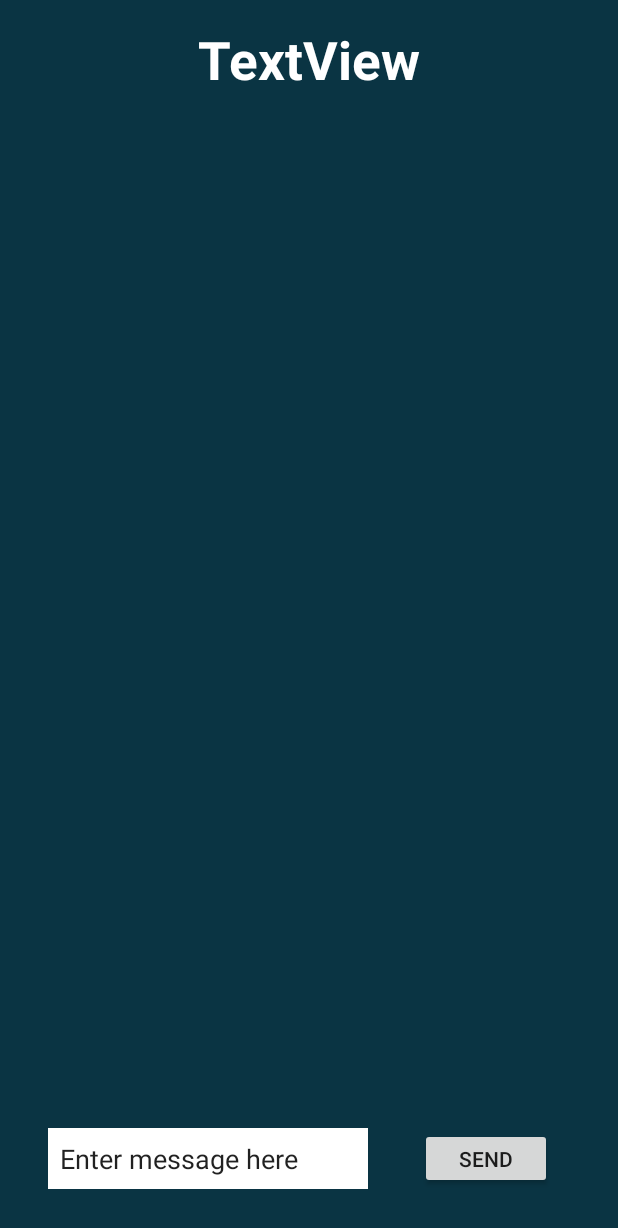
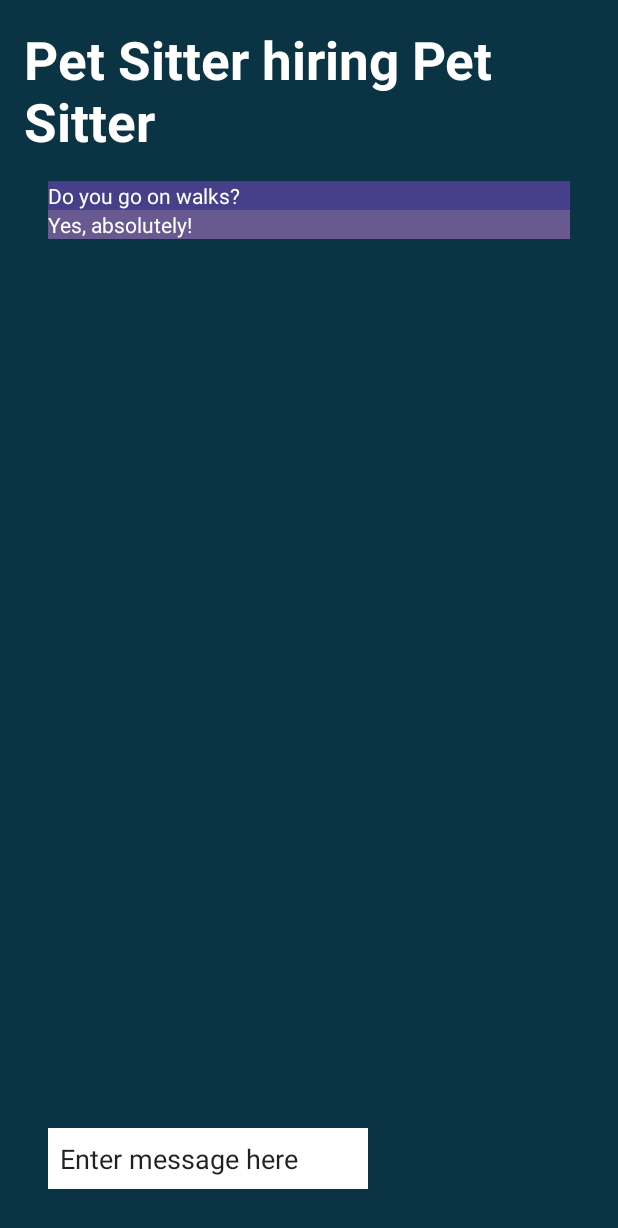
Before and after one commit to mmcarson/hackisu2017, an Android app: the ChatActivity screen opened directly, with no data from a screen before it, on a phone screen of 412 x 824 dp. Shown: the top 1228 px of the screen. Run offline under Robolectric (Android 15) with nearby library versions, the phone set to English and light mode, and no system bars.

Commit message:
Made ChatActivity

```diff
--- a/Veloxopus/app/src/main/java/com/example/sabishop/veloxopus/ChatActivity.java
+++ b/Veloxopus/app/src/main/java/com/example/sabishop/veloxopus/ChatActivity.java
@@ -3,24 +3,49 @@
 import android.support.v7.app.AppCompatActivity;
 import android.os.Bundle;
 import android.widget.LinearLayout;
+import android.widget.TextView;
+
+import java.util.ArrayList;
 
 public class ChatActivity extends AppCompatActivity {
 
     private Profile me, other;
     private long chatID;
+    ChatConversation conversation;
     @Override
     protected void onCreate(Bundle savedInstanceState) {
         super.onCreate(savedInstanceState);
         setContentView(R.layout.activity_chat);
-        LinearLayout chatLayout = (LinearLayout)findViewById(R.id.chatLayout);
+
         chatID = getIntent().getLongExtra("chatID",0);
         //TODO: get chats from database and delete this sample
         if (chatID == 0){
             me = new Profile("mmcarson@gmail.com", "Pet Sitter", "Experienced with small and large dogs", "Child/Pet Care", "Worker", 0);
             other = new Profile("contactlaurac@gmail.com", "Pet Sitter", "Need sitter for Shih Tzu age 6 and Lhasa Apso age 9", "Child/Pet Care", "Job", 1);
+            conversation = new ChatConversation(chatID, me.profileID, other.profileID, new ArrayList<>());
+            conversation.addToChatList(new ChatLog(chatID, me.profileID, other.profileID, 0, "Do you go on walks?"));
+            conversation.addToChatList(new ChatLog(chatID, other.profileID, me.profileID, 1, "Yes, absolutely!"));
         }
         else {
             // TODO
         }
+
+        //fill layouts
+        LinearLayout chatLayout = (LinearLayout)findViewById(R.id.chatLayout);
+        for (int i=0; i<conversation.getChatList().size(); i++){
+            chatLayout.addView(new ChatView(getApplicationContext(), conversation.getChatList().get(i), me));
+        }
+
+        String middleOfTitle;
+        if (me.type == "Job"){
+            middleOfTitle = " working for ";
+        }
+        else {
+            middleOfTitle = " hiring ";
+        }
+
+        TextView titleView = (TextView)findViewById(R.id.profile_names);
+        titleView.setText(me.name + middleOfTitle + other.name);
+
     }
 }
--- a/Veloxopus/app/src/main/java/com/example/sabishop/veloxopus/ChatLog.java
+++ b/Veloxopus/app/src/main/java/com/example/sabishop/veloxopus/ChatLog.java
@@ -7,4 +7,12 @@
 public class ChatLog {
     public long chatID, toID, fromID, chatOrderID;
     public String message;
+
+    public ChatLog(long chatID, long toID, long fromID, long chatOrderID, String message) {
+        this.chatID = chatID;
+        this.toID = toID;
+        this.fromID = fromID;
+        this.chatOrderID = chatOrderID;
+        this.message = message;
+    }
 }
```
